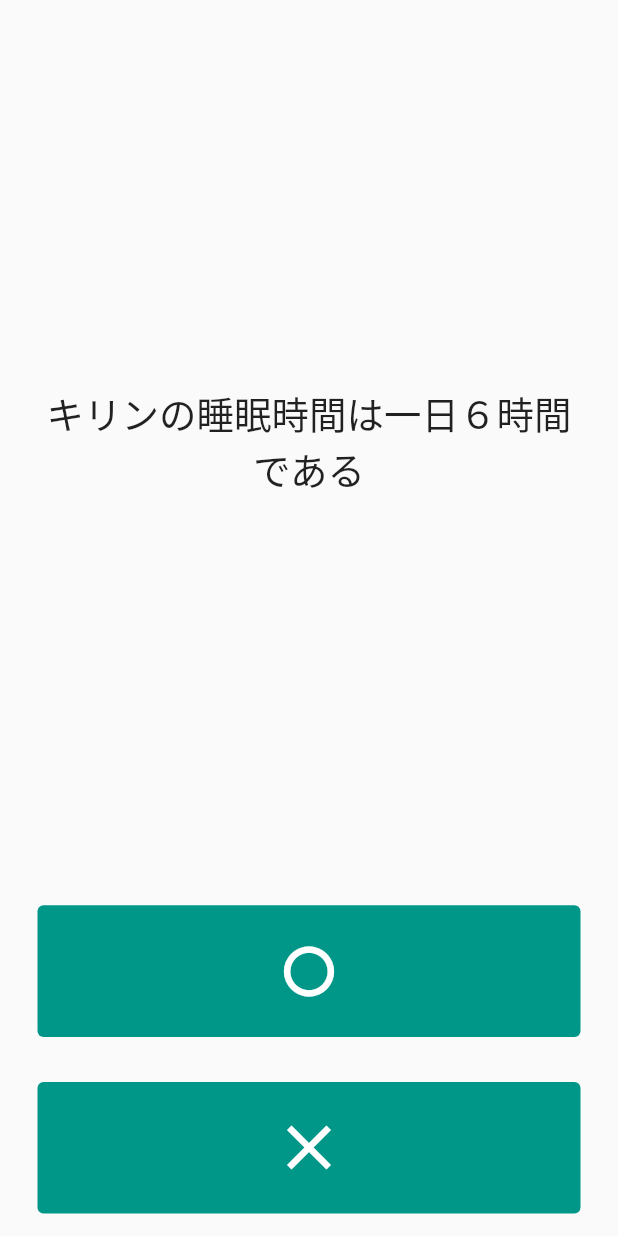
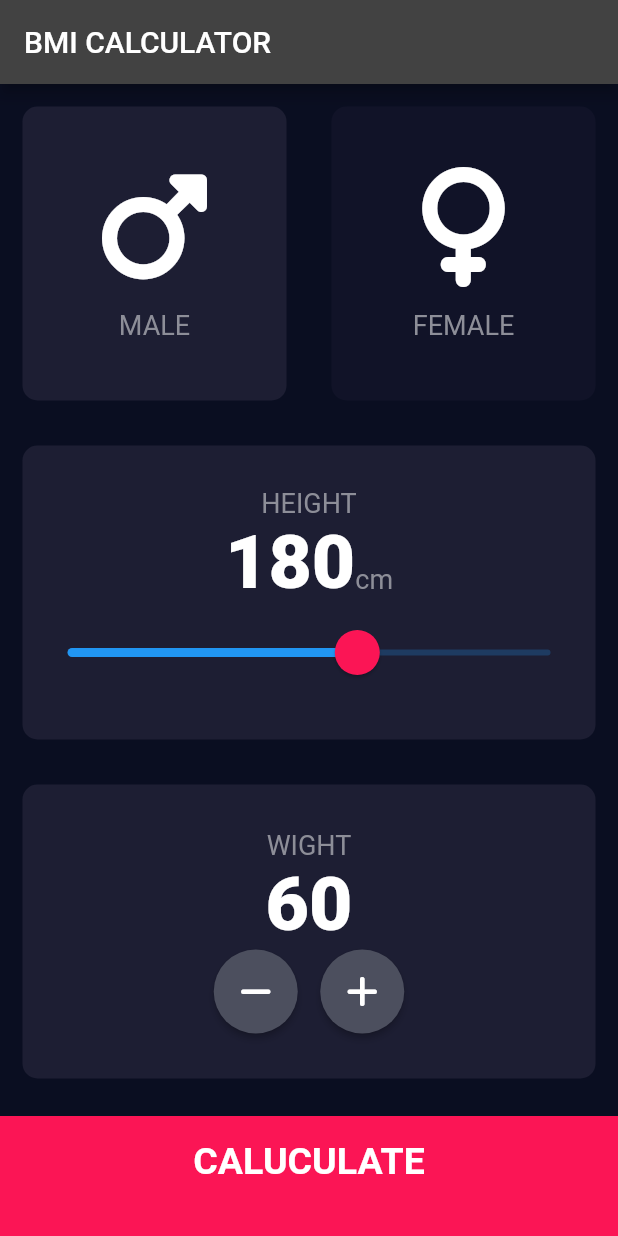
Before and after one commit to sqrmyy/flutter_simple_app, a Flutter app: the screen it shows after launch, on a phone screen of 412 x 824 dp. Run offline on Flutter 3.47's test engine with Material 2 defaults, Android fonts, the phone set to English and light mode, and no system bars; our stand-ins replace font_awesome_flutter, rflutter_alert.

Commit message:
画面切り替え

```diff
--- /dev/null
+++ b/lib/calculator_brain.dart
@@ -0,0 +1,35 @@
+import 'dart:math';
+
+class CalculatorBrain {
+  CalculatorBrain(this.height, this.weight);
+
+  final int height;
+  final int weight;
+
+  double _BMI = 0.0;
+
+  String calculateBMI() {
+    _BMI = weight / pow(height / 100, 2);
+    return _BMI.toStringAsFixed(1);
+  }
+
+  String getResult() {
+    if (_BMI >= 25) {
+      return 'Overweight';
+    } else if (_BMI > 18.5) {
+      return 'Normal';
+    } else {
+      return 'Underweight';
+    }
+  }
+
+  String getInterpretation() {
+    if (_BMI >= 25) {
+      return '太りすぎです。ダイエットしましょう';
+    } else if (_BMI > 18.5) {
+      return '理想的な体型です。その調子';
+    } else {
+      return '痩せすぎです。もっとしっかり食べましょう';
+    }
+  }
+}
--- /dev/null
+++ b/lib/components/icon_content.dart
@@ -0,0 +1,31 @@
+import 'package:flutter/material.dart';
+import 'package:flutter/src/widgets/container.dart';
+import 'package:flutter/src/widgets/framework.dart';
+import 'package:flutter_simple_app/constants.dart';
+
+class IconContent extends StatelessWidget {
+  final IconData icon;
+  final String label;
+
+  IconContent({required this.icon, required this.label});
+
+  @override
+  Widget build(BuildContext context) {
+    return Column(
+      mainAxisAlignment: MainAxisAlignment.center,
+      children: [
+        Icon(
+          icon,
+          size: 80.0,
+        ),
+        SizedBox(
+          height: 15.0,
+        ),
+        Text(
+          label,
+          style: kLabelTextStyle,
+        ),
+      ],
+    );
+  }
+}
--- /dev/null
+++ b/lib/components/reusable_card.dart
@@ -0,0 +1,30 @@
+import 'package:flutter/src/widgets/container.dart';
+import 'package:flutter/src/widgets/framework.dart';
+import 'package:flutter/widgets.dart';
+
+class ReusableCard extends StatelessWidget {
+  final Color bgColor;
+  final Widget cardChild;
+  final VoidCallback? onTap;
+
+  ReusableCard({
+    required this.bgColor,
+    required this.cardChild,
+    this.onTap,
+  });
+
+  @override
+  Widget build(BuildContext context) {
+    return GestureDetector(
+      onTap: onTap,
+      child: Container(
+        child: cardChild,
+        decoration: BoxDecoration(
+          color: bgColor,
+          borderRadius: BorderRadius.circular(10.0),
+        ),
+        margin: EdgeInsets.all(15.0),
+      ),
+    );
+  }
+}
--- /dev/null
+++ b/lib/components/round_icon_button.dart
@@ -0,0 +1,27 @@
+import 'package:flutter/material.dart';
+import 'package:flutter/src/widgets/container.dart';
+import 'package:flutter/src/widgets/framework.dart';
+
+class RoundIconButton extends StatelessWidget {
+  RoundIconButton({
+    required this.icon,
+    required this.onPress,
+  });
+
+  final IconData icon;
+  final VoidCallback? onPress;
+
+  @override
+  Widget build(BuildContext context) {
+    return RawMaterialButton(
+      child: Icon(icon),
+      onPressed: onPress,
+      shape: CircleBorder(),
+      fillColor: Color(0xFF4C4F5E),
+      constraints: BoxConstraints.tightFor(
+        width: 56.0,
+        height: 56.0,
+      ),
+    );
+  }
+}
--- /dev/null
+++ b/lib/components/submit_button.dart
@@ -0,0 +1,37 @@
+import 'package:flutter/src/widgets/container.dart';
+import 'package:flutter/src/widgets/framework.dart';
+import 'package:flutter/widgets.dart';
+import 'package:flutter_simple_app/constants.dart';
+
+class SubmitButton extends StatelessWidget {
+  SubmitButton({
+    required this.text,
+    required this.onTap,
+  });
+
+  final String text;
+  final VoidCallback? onTap;
+
+  @override
+  Widget build(BuildContext context) {
+    return GestureDetector(
+      onTap: onTap,
+      child: Container(
+        child: Center(
+          child: Text(
+            text,
+            style: TextStyle(
+              fontSize: 25.0,
+              fontWeight: FontWeight.bold,
+            ),
+          ),
+        ),
+        color: kBottomContainerColor,
+        margin: EdgeInsets.only(top: 10.0),
+        padding: EdgeInsets.only(bottom: 20.0),
+        width: double.infinity,
+        height: kBottomContainerHeight,
+      ),
+    );
+  }
+}
--- /dev/null
+++ b/lib/constants.dart
@@ -0,0 +1,16 @@
+import 'package:flutter/material.dart';
+
+const kBottomContainerHeight = 80.0;
+const kBottomContainerColor = Color(0xFFFB1555);
+const kActiveCardColor = Color(0xFF1D1E33);
+const kInactiveCardColor = Color(0xFF111328);
+
+const TextStyle kLabelTextStyle = TextStyle(
+  fontSize: 18.0,
+  color: Color(0xFF8D8E98),
+);
+
+const TextStyle kNumberTextStyle = TextStyle(
+  fontSize: 50,
+  fontWeight: FontWeight.w900,
+);
--- a/lib/main.dart
+++ b/lib/main.dart
@@ -1,146 +1,29 @@
 import 'dart:math';
 
 import 'package:flutter/material.dart';
+import 'package:flutter_simple_app/screen/input_page.dart';
+import 'package:flutter_simple_app/screen/results_page.dart';
 
-// import 'package:audioplayers/audioplayers.dart';
-import 'package:flutter_simple_app/quiz_brain.dart';
 // import 'package:audioplayers/audio_cache.dart';
 import 'package:rflutter_alert/rflutter_alert.dart';
 
-QuizBrain quizBrain = QuizBrain();
-
 void main() {
-  runApp(Quizzler());
+  runApp(BMICalculator());
 }
 
-class Quizzler extends StatelessWidget {
+class BMICalculator extends StatelessWidget {
   @override
   Widget build(BuildContext context) {
     return MaterialApp(
-      home: Scaffold(
-        body: SafeArea(
-          child: Padding(
-            padding: EdgeInsets.symmetric(horizontal: 10.0),
-            child: QuizPage(),
-          ),
-        ),
+      theme: ThemeData.dark().copyWith(
+        primaryColor: Color(0xFF0A0E21),
+        scaffoldBackgroundColor: Color(0xFF0A0E21),
       ),
+      initialRoute: '/',
+      routes: {
+        '/': (context) => InputPage(),
+        'results': (context) => ResultsPage(),
+      },
     );
   }
 }
-
-class QuizPage extends StatefulWidget {
-  @override
-  _QuizPageState createState() => _QuizPageState();
-}
-
-class _QuizPageState extends State<QuizPage> {
-  List<Icon> scoreKeeper = [];
-
-  void checkAnswer(bool userPickedAnswer) {
-    bool correctAnswer = quizBrain.getCorrectAnswer();
-
-    setState(() {
-      if (quizBrain.isFinished()) {
-        Alert(
-          context: context,
-          title: "終了！",
-          desc: "お疲れ様でした",
-          buttons: [
-            DialogButton(
-              child: Text(
-                "再挑戦",
-                style: TextStyle(
-                  color: Colors.white,
-                  fontSize: 20,
-                ),
-              ),
-              onPressed: () => Navigator.pop(context),
-              width: 120,
-            )
-          ],
-        ).show();
-
-        quizBrain.reset();
-        scoreKeeper = [];
-      } else {
-        if (userPickedAnswer == correctAnswer) {
-          scoreKeeper.add(Icon(
-            Icons.check,
-            color: Colors.green,
-          ));
-        } else {
-          scoreKeeper.add(Icon(
-            Icons.close,
-            color: Colors.red,
-          ));
-        }
-        quizBrain.nextQuestion();
-      }
-    });
-  }
-
-  @override
-  Widget build(BuildContext context) {
-    return Column(
-      mainAxisAlignment: MainAxisAlignment.spaceBetween,
-      crossAxisAlignment: CrossAxisAlignment.stretch,
-      children: <Widget>[
-        Expanded(
-          flex: 5,
-          child: Padding(
-            padding: EdgeInsets.all(10.0),
-            child: Center(
-              child: Text(
-                quizBrain.getQuestionText(),
-                textAlign: TextAlign.center,
-                style: TextStyle(
-                  fontSize: 25.0,
-                ),
-              ),
-            ),
-          ),
-        ),
-        Expanded(
-          child: Padding(
-            padding: EdgeInsets.all(15.0),
-            child: TextButton(
-              style: ButtonStyle(
-                backgroundColor: MaterialStateProperty.all<Color>(Colors.teal),
-              ),
-              onPressed: () {
-                checkAnswer(true);
-              },
-              child: Icon(
-                Icons.fiber_manual_record_outlined,
-                color: Colors.white,
-                size: 50,
-              ),
-            ),
-          ),
-        ),
-        Expanded(
-          child: Padding(
-            padding: EdgeInsets.all(15.0),
-            child: TextButton(
-              style: ButtonStyle(
-                backgroundColor: MaterialStateProperty.all<Color>(Colors.teal),
-              ),
-              onPressed: () {
-                checkAnswer(false);
-              },
-              child: Icon(
-                Icons.close,
-                color: Colors.white,
-                size: 50,
-              ),
-            ),
-          ),
-        ),
-        Row(
-          children: scoreKeeper,
-        )
-      ],
-    );
-  }
-}
--- a/lib/question.dart
+++ /dev/null
@@ -1,6 +0,0 @@
-class Question {
-  String questionText;
-  bool questionAnswer;
-
-  Question(this.questionText, this.questionAnswer);
-}
--- a/lib/quiz_brain.dart
+++ /dev/null
@@ -1,47 +0,0 @@
-import 'question.dart';
-
-class QuizBrain {
-  int _quetionNumber = 0;
-
-  List<Question> _questionBank = [
-    Question('キリンの睡眠時間は一日６時間である', false),
-    Question('パンダは鳴く事がある', true),
-    Question('コアラの指には人間のように指紋がある', true),
-    Question('ジャイアントパンダの尻尾の色は黒である', false),
-    Question('フラミンゴが片足で立っているのはバランスを取るためである', false),
-    Question('キリンの舌の色は人間のように赤色である', false),
-    Question('うさぎの耳には温度調整する機能がある', true),
-    Question('フクロウには耳がない', false),
-    Question('鹿の胃は４つである', true),
-    Question('馬は鼻でしか息をしない', true),
-    Question('ブルドッグの目玉は飛び出してしまう事がある', true),
-    Question('シマウマの鳴き声は「ヒヒーン！！」である', false),
-  ];
-
-  void nextQuestion() {
-    if (_quetionNumber < _questionBank.length - 1) {
-      _quetionNumber++;
-    }
-  }
-
-  String getQuestionText() {
-    return _questionBank[_quetionNumber].questionText;
-  }
-
-  bool getCorrectAnswer() {
-    return _questionBank[_quetionNumber].questionAnswer;
-  }
-
-  bool isFinished() {
-    bool isFin;
-    if (_quetionNumber < _questionBank.length - 1)
-      isFin = false;
-    else
-      isFin = true;
-    return isFin;
-  }
-
-  void reset() {
-    _quetionNumber = 0;
-  }
-}
--- /dev/null
+++ b/lib/screen/input_page.dart
@@ -0,0 +1,191 @@
+import 'package:flutter/material.dart';
+import 'package:flutter/src/widgets/container.dart';
+import 'package:flutter/src/widgets/framework.dart';
+import 'package:flutter_simple_app/calculator_brain.dart';
+import 'package:flutter_simple_app/components/icon_content.dart';
+import 'package:flutter_simple_app/components/reusable_card.dart';
+import 'package:flutter_simple_app/components/round_icon_button.dart';
+import 'package:flutter_simple_app/components/submit_button.dart';
+import 'package:flutter_simple_app/constants.dart';
+import 'package:font_awesome_flutter/font_awesome_flutter.dart';
+import 'package:flutter_simple_app/screen/results_page.dart';
+
+enum Gender { male, female }
+
+class InputPage extends StatefulWidget {
+  @override
+  _InputPageState createState() => _InputPageState();
+}
+
+class _InputPageState extends State<InputPage> {
+  Gender selectedGender = Gender.male;
+  int height = 180;
+  int weight = 60;
+  int age = 20;
+
+  @override
+  Widget build(BuildContext context) {
+    return Scaffold(
+      appBar: AppBar(
+        title: Text('BMI CALCULATOR'),
+      ),
+      body: Column(
+        crossAxisAlignment: CrossAxisAlignment.stretch,
+        children: [
+          Expanded(
+            child: Row(
+              children: [
+                Expanded(
+                  child: ReusableCard(
+                    onTap: () {
+                      setState(() {
+                        selectedGender = Gender.male;
+                      });
+                    },
+                    bgColor: selectedGender == Gender.male
+                        ? kActiveCardColor
+                        : kInactiveCardColor,
+                    cardChild: IconContent(
+                      icon: FontAwesomeIcons.mars,
+                      label: 'MALE',
+                    ),
+                  ),
+                ),
+                Expanded(
+                  child: ReusableCard(
+                    onTap: () {
+                      setState(() {
+                        selectedGender = Gender.female;
+                      });
+                    },
+                    bgColor: selectedGender == Gender.female
+                        ? kActiveCardColor
+                        : kInactiveCardColor,
+                    cardChild: IconContent(
+                      icon: FontAwesomeIcons.venus,
+                      label: 'FEMALE',
+                    ),
+                  ),
+                ),
+              ],
+            ),
+          ),
+          Expanded(
+            child: ReusableCard(
+              bgColor: kActiveCardColor,
+              cardChild: Column(
+                mainAxisAlignment: MainAxisAlignment.center,
+                children: [
+                  Text(
+                    'HEIGHT',
+                    style: kLabelTextStyle,
+                  ),
+                  Row(
+                    mainAxisAlignment: MainAxisAlignment.center,
+                    crossAxisAlignment: CrossAxisAlignment.baseline,
+                    textBaseline: TextBaseline.alphabetic,
+                    children: [
+                      Text(
+                        height.toString(),
+                        style: kNumberTextStyle,
+                      ),
+                      Text(
+                        'cm',
+                        style: kLabelTextStyle,
+                      )
+                    ],
+                  ),
+                  SliderTheme(
+                    data: SliderTheme.of(context).copyWith(
+                      activeTickMarkColor: Colors.white,
+                      thumbColor: Color(0xFFFB1555),
+                      overlayColor: Color(0x29FB1555),
+                      thumbShape:
+                          RoundSliderThumbShape(enabledThumbRadius: 15.0),
+                      overlayShape:
+                          RoundSliderOverlayShape(overlayRadius: 30.0),
+                    ),
+                    child: Slider(
+                      value: height.toDouble(),
+                      min: 120.0,
+                      max: 220.0,
+                      onChanged: (double newVal) {
+                        setState(() {
+                          height = newVal.round();
+                        });
+                      },
+                    ),
+                  )
+                ],
+              ),
+            ),
+          ),
+          Expanded(
+            child: Row(
+              children: [
+                Expanded(
+                  child: ReusableCard(
+                    bgColor: kActiveCardColor,
+                    cardChild: Column(
+                      mainAxisAlignment: MainAxisAlignment.center,
+                      children: [
+                        Text(
+                          'WIGHT',
+                          style: kLabelTextStyle,
+                        ),
+                        Text(
+                          weight.toString(),
+                          style: kNumberTextStyle,
+                        ),
+                        Row(
+                          mainAxisAlignment: MainAxisAlignment.center,
+                          children: [
+                            RoundIconButton(
+                              icon: FontAwesomeIcons.minus,
+                              onPress: () {
+                                setState(() {
+                                  weight--;
+                                });
+                              },
+                            ),
+                            SizedBox(
+                              width: 15.0,
+                            ),
+                            RoundIconButton(
+                              icon: FontAwesomeIcons.plus,
+                              onPress: () {
+                                setState(() {
+                                  weight++;
+                                });
+                              },
+                            ),
+                          ],
+                        )
+                      ],
+                    ),
+                  ),
+                )
+              ],
+            ),
+          ),
+          SubmitButton(
+            text: 'CALUCULATE',
+            onTap: () {
+              CalculatorBrain calc = CalculatorBrain(height, weight);
+
+              Navigator.pushNamed(
+                context,
+                '/results',
+                arguments: InputBMI(
+                  BMI: calc.calculateBMI(),
+                  result: calc.getResult(),
+                  interpretation: calc.getInterpretation(),
+                ),
+              );
+            },
+          ),
+        ],
+      ),
+    );
+  }
+}
--- a/pubspec.yaml
+++ b/pubspec.yaml
@@ -38,6 +38,7 @@ dependencies:
   cupertino_icons: ^1.0.2
   audioplayers: ^1.1.1
   rflutter_alert: ^2.0.4
+  font_awesome_flutter: ^10.3.0
 
 dev_dependencies:
   flutter_test:
```
Also changed, not shown: lib/screen/results_page.dart (added, +82 -0 lines), pubspec.lock.
